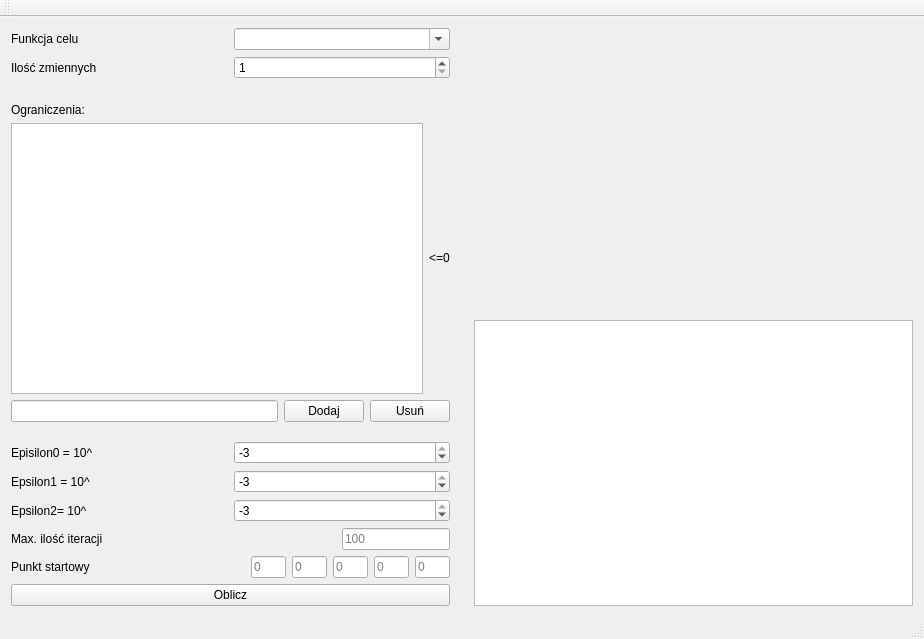
GosiaWJ/TiMO, file program/mainwindow.ui: the form before one commit.
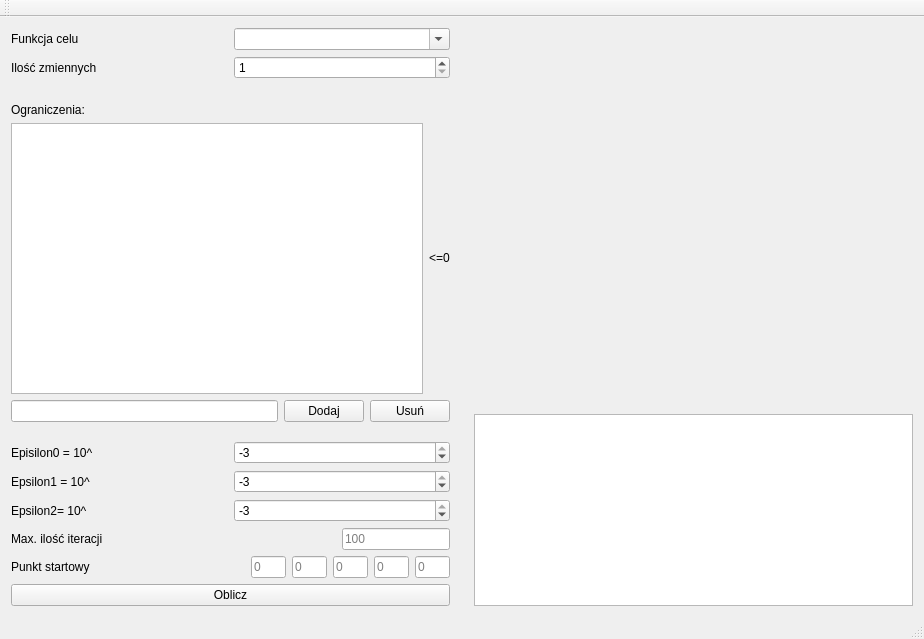
The form after the commit. Custom widgets are drawn as their Qt base class.

Diff of the .ui file:
```diff
--- a/program/mainwindow.ui
+++ b/program/mainwindow.ui
@@ -367,10 +367,29 @@
           <verstretch>0</verstretch>
          </sizepolicy>
         </property>
+        <property name="minimumSize">
+         <size>
+          <width>350</width>
+          <height>350</height>
+         </size>
+        </property>
        </widget>
       </item>
       <item>
-       <widget class="QListWidget" name="wyniki"/>
+       <widget class="QListWidget" name="wyniki">
+        <property name="sizePolicy">
+         <sizepolicy hsizetype="Expanding" vsizetype="Minimum">
+          <horstretch>0</horstretch>
+          <verstretch>0</verstretch>
+         </sizepolicy>
+        </property>
+        <property name="minimumSize">
+         <size>
+          <width>0</width>
+          <height>0</height>
+         </size>
+        </property>
+       </widget>
       </item>
      </layout>
     </item>
```
